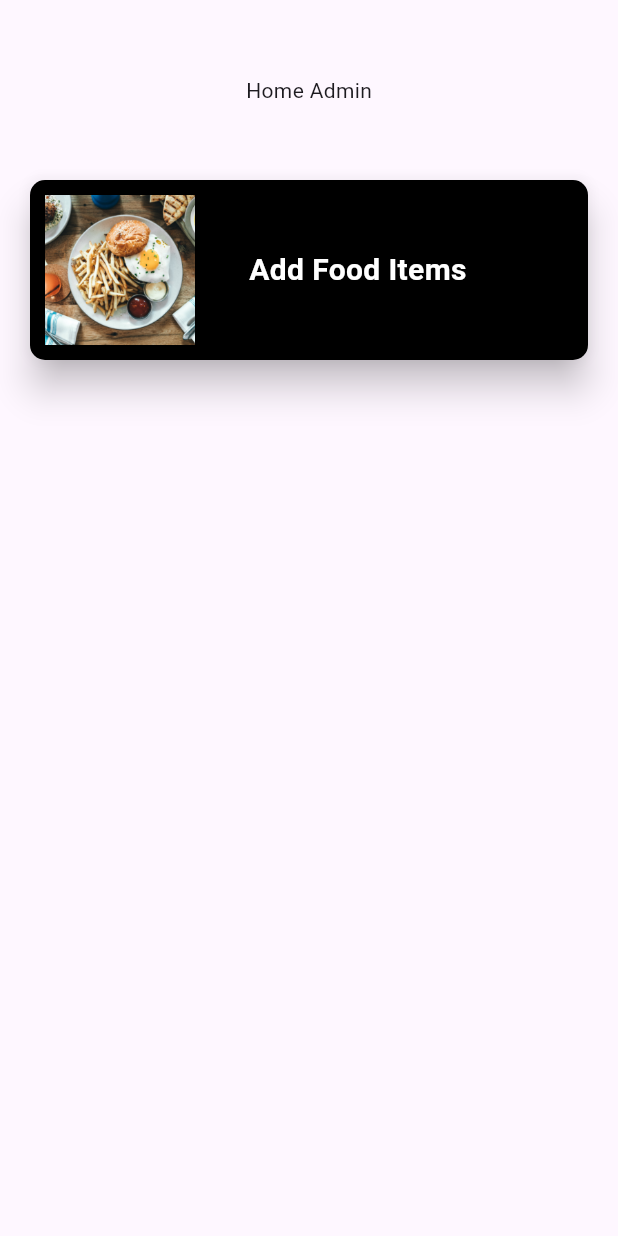
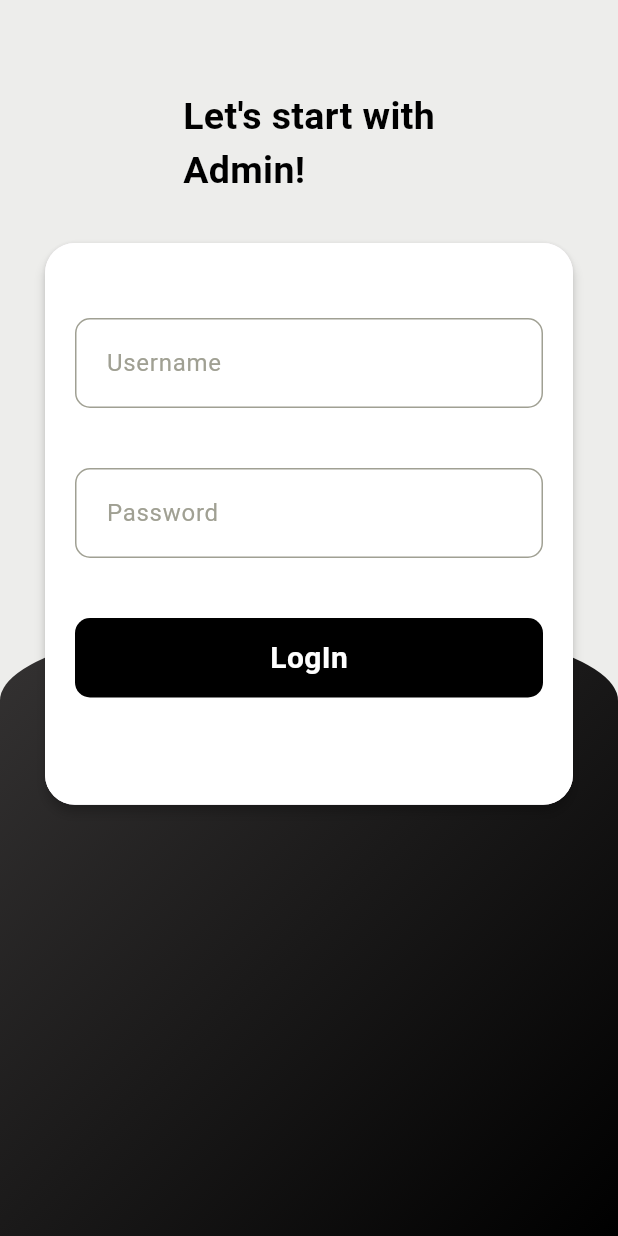
Before and after one commit to Keenan-Adityo/Yumm-Yum, a Flutter app: the screen it shows after launch, on a phone screen of 412 x 824 dp. Run offline on Flutter 3.47's test engine with Material 3 defaults, Android fonts, the light colour scheme and no system bars.

Commit message:
add login, add food UI

```diff
--- a/lib/main.dart
+++ b/lib/main.dart
@@ -1,4 +1,5 @@
 import 'package:flutter/material.dart';
+import 'package:yumm_yum/pages/admin/admin_login_page.dart';
 import 'package:yumm_yum/pages/admin/admin_page.dart';
 
 void main() {
@@ -13,7 +14,7 @@ class MainApp extends StatelessWidget {
     return const MaterialApp(
       home: Scaffold(
         body: Center(
-          child: HomeAdmin(),
+          child: AdminLoginPage(),
         ),
       ),
     );
--- /dev/null
+++ b/lib/pages/admin/admin_login_page.dart
@@ -0,0 +1,191 @@
+// import 'package:cloud_firestore/cloud_firestore.dart';
+import 'package:flutter/material.dart';
+import 'package:yumm_yum/pages/admin/admin_page.dart';
+// import 'package:fooddeliveryapp/admin/home_admin.dart';
+
+class AdminLoginPage extends StatefulWidget {
+  const AdminLoginPage({super.key});
+
+  @override
+  State<AdminLoginPage> createState() => _AdminLoginPageState();
+}
+
+class _AdminLoginPageState extends State<AdminLoginPage> {
+  final GlobalKey<FormState> _formkey = GlobalKey<FormState>();
+  TextEditingController usernamecontroller = new TextEditingController();
+  TextEditingController userpasswordcontroller = new TextEditingController();
+
+  @override
+  Widget build(BuildContext context) {
+    return Scaffold(
+      backgroundColor: Color(0xFFededeb),
+      body: Container(
+        child: Stack(
+          children: [
+            Container(
+              margin:
+                  EdgeInsets.only(top: MediaQuery.of(context).size.height / 2),
+              padding: EdgeInsets.only(top: 45.0, left: 20.0, right: 20.0),
+              height: MediaQuery.of(context).size.height,
+              width: MediaQuery.of(context).size.width,
+              decoration: BoxDecoration(
+                  gradient: LinearGradient(
+                      colors: [Color.fromARGB(255, 53, 51, 51), Colors.black],
+                      begin: Alignment.topLeft,
+                      end: Alignment.bottomRight),
+                  borderRadius: BorderRadius.vertical(
+                      top: Radius.elliptical(
+                          MediaQuery.of(context).size.width, 110.0))),
+            ),
+            Container(
+              margin: EdgeInsets.only(left: 30.0, right: 30.0, top: 60.0),
+              child: Form(
+                  key: _formkey,
+                  child: Column(
+                    children: [
+                      Text(
+                        "Let's start with\nAdmin!",
+                        style: TextStyle(
+                            color: Colors.black,
+                            fontSize: 25.0,
+                            fontWeight: FontWeight.bold),
+                      ),
+                      SizedBox(
+                        height: 30.0,
+                      ),
+                      Material(
+                        elevation: 3.0,
+                        borderRadius: BorderRadius.circular(20),
+                        child: Container(
+                          height: MediaQuery.of(context).size.height / 2.2,
+                          decoration: BoxDecoration(
+                            color: Colors.white,
+                            borderRadius: BorderRadius.circular(20),
+                          ),
+                          child: Column(
+                            children: [
+                              SizedBox(
+                                height: 50.0,
+                              ),
+                              Container(
+                                padding: EdgeInsets.only(
+                                    left: 20.0, top: 5.0, bottom: 5.0),
+                                margin: EdgeInsets.symmetric(horizontal: 20.0),
+                                decoration: BoxDecoration(
+                                    border: Border.all(
+                                        color:
+                                            Color.fromARGB(255, 160, 160, 147)),
+                                    borderRadius: BorderRadius.circular(10)),
+                                child: Center(
+                                  child: TextFormField(
+                                    controller: usernamecontroller,
+                                    validator: (value) {
+                                      if (value == null || value.isEmpty) {
+                                        return 'Please Enter Username';
+                                      }
+                                    },
+                                    decoration: InputDecoration(
+                                        border: InputBorder.none,
+                                        hintText: "Username",
+                                        hintStyle: TextStyle(
+                                            color: Color.fromARGB(
+                                                255, 160, 160, 147))),
+                                  ),
+                                ),
+                              ),
+                              SizedBox(
+                                height: 40.0,
+                              ),
+                              Container(
+                                padding: EdgeInsets.only(
+                                    left: 20.0, top: 5.0, bottom: 5.0),
+                                margin: EdgeInsets.symmetric(horizontal: 20.0),
+                                decoration: BoxDecoration(
+                                    border: Border.all(
+                                        color:
+                                            Color.fromARGB(255, 160, 160, 147)),
+                                    borderRadius: BorderRadius.circular(10)),
+                                child: Center(
+                                  child: TextFormField(
+                                    controller: userpasswordcontroller,
+                                    validator: (value) {
+                                      if (value == null || value.isEmpty) {
+                                        return 'Please Enter Password';
+                                      }
+                                    },
+                                    decoration: InputDecoration(
+                                        border: InputBorder.none,
+                                        hintText: "Password",
+                                        hintStyle: TextStyle(
+                                            color: Color.fromARGB(
+                                                255, 160, 160, 147))),
+                                  ),
+                                ),
+                              ),
+                              SizedBox(
+                                height: 40.0,
+                              ),
+                              GestureDetector(
+                                onTap: () {
+                                  LoginAdmin();
+                                },
+                                child: Container(
+                                  padding: EdgeInsets.symmetric(vertical: 12.0),
+                                  margin:
+                                      EdgeInsets.symmetric(horizontal: 20.0),
+                                  width: MediaQuery.of(context).size.width,
+                                  decoration: BoxDecoration(
+                                      color: Colors.black,
+                                      borderRadius: BorderRadius.circular(10)),
+                                  child: Center(
+                                    child: Text(
+                                      "LogIn",
+                                      style: TextStyle(
+                                          color: Colors.white,
+                                          fontSize: 20.0,
+                                          fontWeight: FontWeight.bold),
+                                    ),
+                                  ),
+                                ),
+                              )
+                            ],
+                          ),
+                        ),
+                      ),
+                    ],
+                  )),
+            )
+          ],
+        ),
+      ),
+    );
+  }
+
+  LoginAdmin() {
+    Route route = MaterialPageRoute(builder: (context) => AdminPage());
+    Navigator.pushReplacement(context, route);
+    //   FirebaseFirestore.instance.collection("Admin").get().then((snapshot) {
+    //     snapshot.docs.forEach((result) {
+    //       if (result.data()['id'] != usernamecontroller.text.trim()) {
+    //         ScaffoldMessenger.of(context).showSnackBar(SnackBar(
+    //             backgroundColor: Colors.orangeAccent,
+    //             content: Text(
+    //               "Your id is not correct",
+    //               style: TextStyle(fontSize: 18.0),
+    //             )));
+    //       } else if (result.data()['password'] !=
+    //           userpasswordcontroller.text.trim()) {
+    //         ScaffoldMessenger.of(context).showSnackBar(SnackBar(
+    //             backgroundColor: Colors.orangeAccent,
+    //             content: Text(
+    //               "Your password is not correct",
+    //               style: TextStyle(fontSize: 18.0),
+    //             )));
+    //       } else {
+    //         Route route = MaterialPageRoute(builder: (context) => HomeAdmin());
+    //         Navigator.pushReplacement(context, route);
+    //       }
+    //     });
+    //   });
+  }
+}
--- a/lib/pages/admin/admin_page.dart
+++ b/lib/pages/admin/admin_page.dart
@@ -1,15 +1,16 @@
 import 'package:flutter/material.dart';
+import 'package:yumm_yum/pages/admin/add_food_page.dart';
 // import 'package:fooddeliveryapp/admin/add_food.dart';
 // import 'package:fooddeliveryapp/widget/widget_support.dart';
 
-class HomeAdmin extends StatefulWidget {
-  const HomeAdmin({super.key});
+class AdminPage extends StatefulWidget {
+  const AdminPage({super.key});
 
   @override
-  State<HomeAdmin> createState() => _HomeAdminState();
+  State<AdminPage> createState() => _AdminPageState();
 }
 
-class _HomeAdminState extends State<HomeAdmin> {
+class _AdminPageState extends State<AdminPage> {
   @override
   Widget build(BuildContext context) {
     return Scaffold(
@@ -28,8 +29,8 @@ class _HomeAdminState extends State<HomeAdmin> {
             ),
             GestureDetector(
               onTap: () {
-                // Navigator.push(context,
-                //     MaterialPageRoute(builder: (context) => AddFood()));
+                Navigator.push(context,
+                    MaterialPageRoute(builder: (context) => AddFoodPage()));
               },
               child: Material(
                 elevation: 10.0,
```
Also changed, not shown: lib/pages/admin/add_food_page.dart (added, +293 -0 lines).
